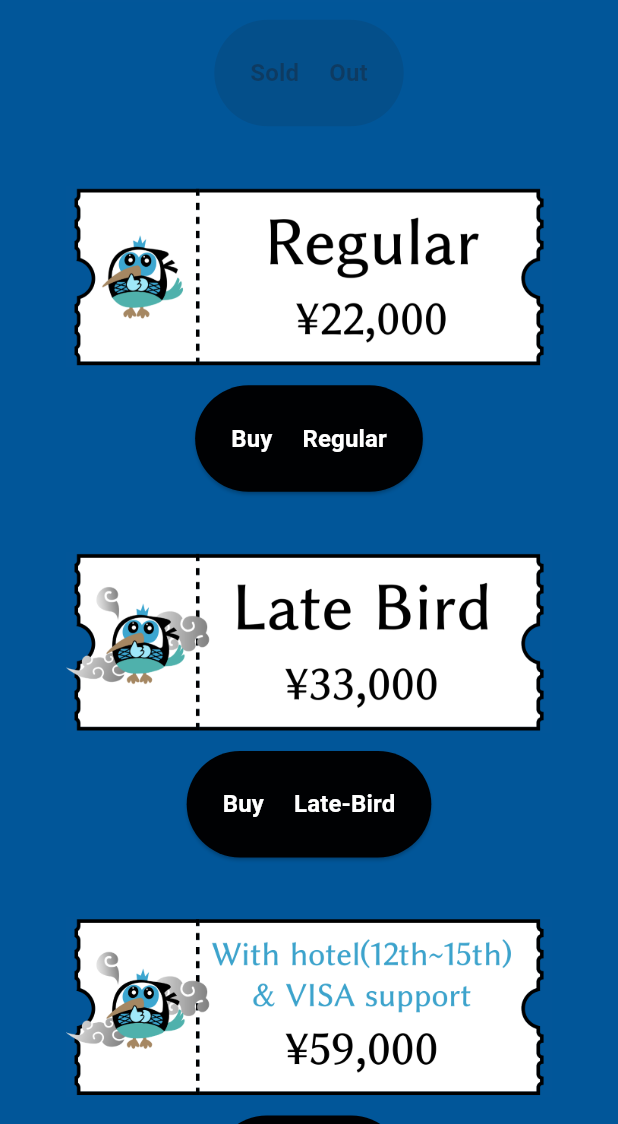
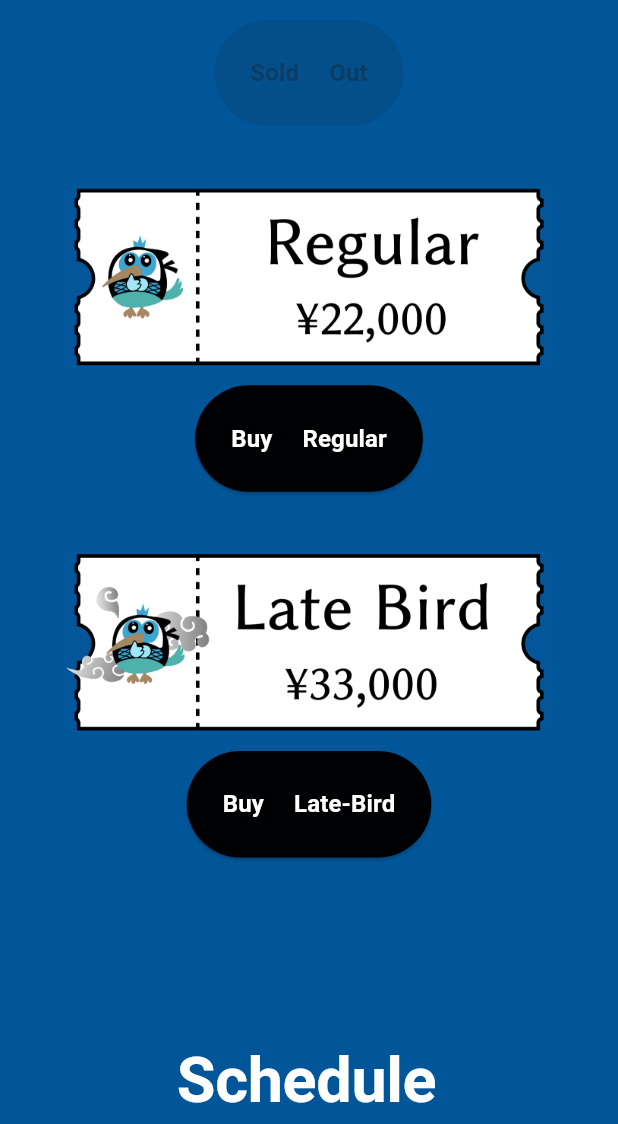
Before and after one commit to flutteruniv/FlutterNinjas, a Flutter app: the screen it shows after launch, scrolled down 1152 dp, on a phone screen of 412 x 824 dp, the part 112-1236 px from its top. Run offline on Flutter 3.47's test engine with Material 3 defaults, Android fonts, the phone set to English and light mode, and no system bars; our stand-ins replace flutter_html, go_router, responsive_builder; Roboto replaces fonts that are missing (GenEiLateMin_v2).

Commit message:
With hotel ticket stop selling.

```diff
--- a/lib/presentation/lp_tickets_widget.dart
+++ b/lib/presentation/lp_tickets_widget.dart
@@ -54,14 +54,6 @@ class TicketsWidget extends StatelessWidget {
                     ),
                   ],
                 ),
-          const SizedBox(height: 32),
-          Row(
-            children: [
-              if (!isMobile) const Expanded(child: SizedBox()),
-              const Expanded(child: WithHotel()),
-              if (!isMobile) const Expanded(child: SizedBox()),
-            ],
-          ),
         ],
       ),
     );
```
